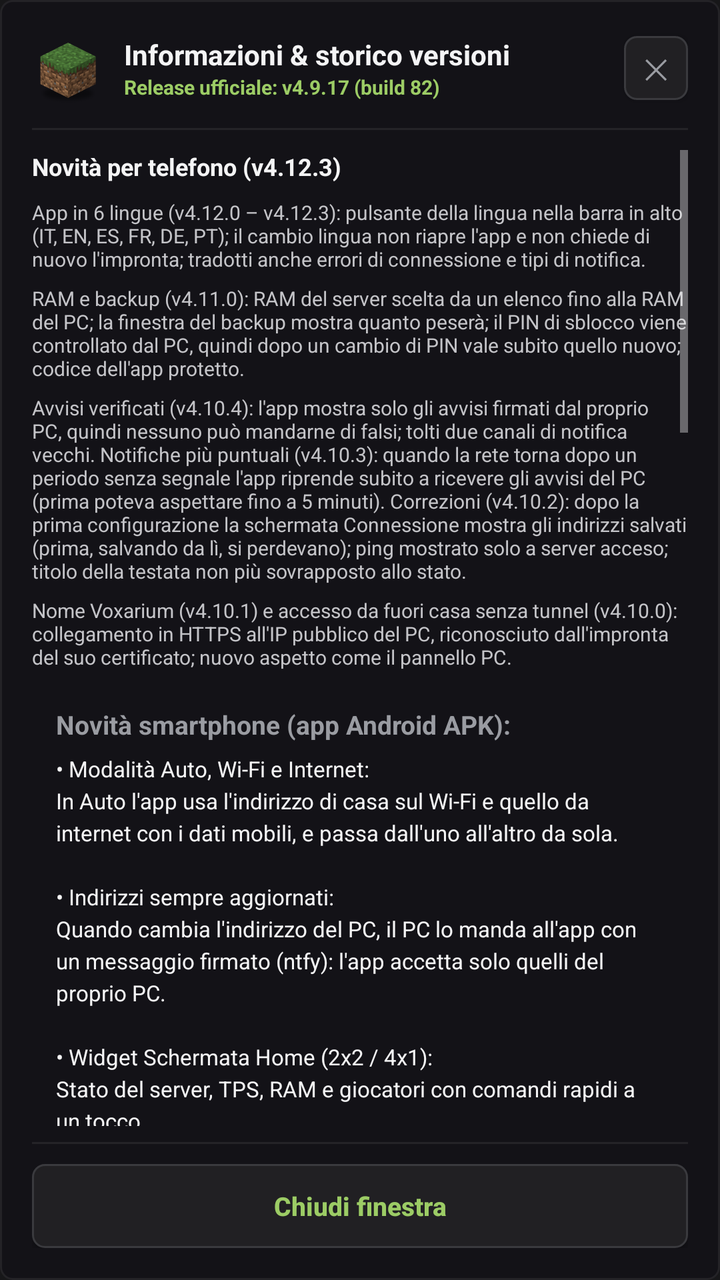
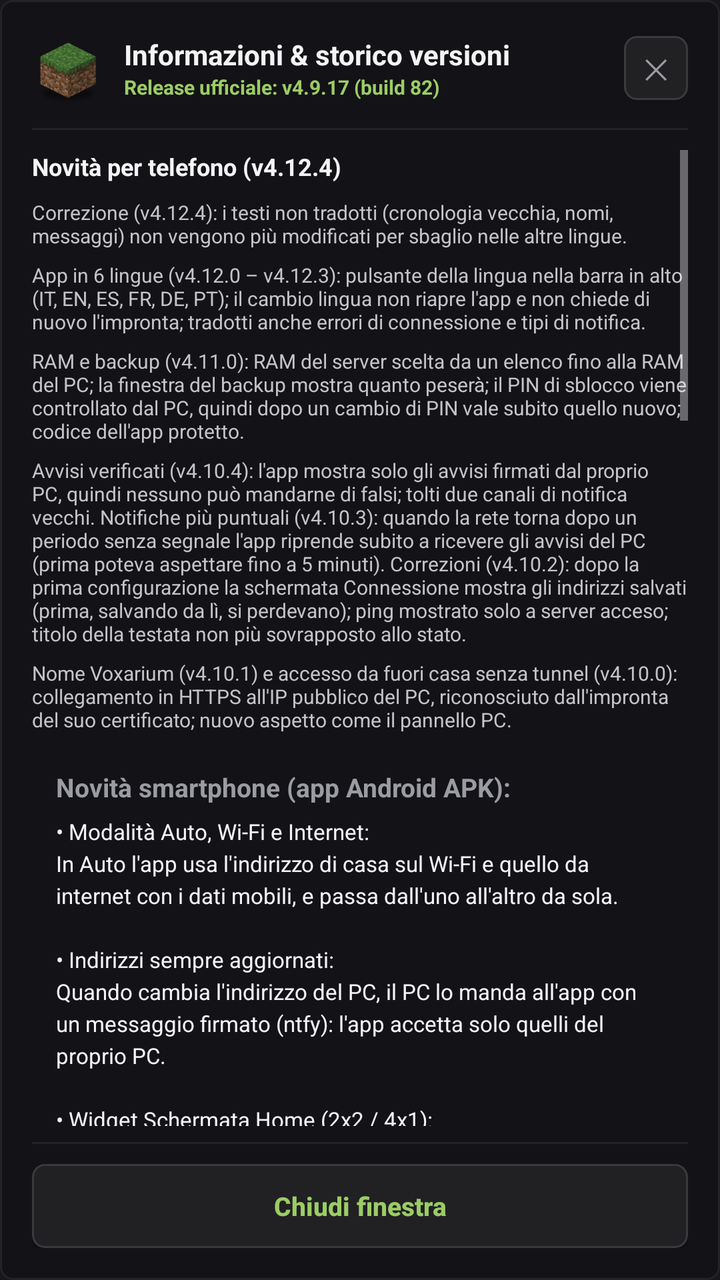

Two renders of the same Android screen: before a commit and after it. Below are the layout's source before the change and the commit's diff.
<!-- AndroidManifest.xml: application theme AppTheme -->
<!-- res/layout/dialog_info_versions.xml -->
<?xml version="1.0" encoding="utf-8"?>
<LinearLayout xmlns:android="http://schemas.android.com/apk/res/android"
    android:layout_width="match_parent"
    android:layout_height="wrap_content"
    android:orientation="vertical"
    android:background="@drawable/card_bg"
    android:padding="16dp">

    
    <RelativeLayout
        android:layout_width="match_parent"
        android:layout_height="wrap_content"
        android:layout_marginBottom="12dp">

        <ImageView
            android:id="@+id/dialogHeaderInfoIcon"
            android:layout_width="36dp"
            android:layout_height="36dp"
            android:layout_alignParentStart="true"
            android:layout_centerVertical="true"
            android:src="@drawable/ic_launcher" />

        <LinearLayout
            android:layout_width="wrap_content"
            android:layout_height="wrap_content"
            android:layout_toEndOf="@+id/dialogHeaderInfoIcon"
            android:layout_marginStart="10dp"
            android:layout_centerVertical="true"
            android:orientation="vertical">

            <TextView
                android:layout_width="wrap_content"
                android:layout_height="wrap_content"
                android:text="Informazioni &amp; storico versioni"
                android:tag="t:ui.informazioni_storico_versioni"
                android:textColor="#f4f4f5"
                android:textSize="14sp"
                android:textStyle="bold" />

            <TextView
                android:id="@+id/dialogTxtCurrentVersion"
                android:layout_width="wrap_content"
                android:layout_height="wrap_content"
                android:text="Release ufficiale: v4.9.17 (build 82)"
                android:tag="notr"
                android:textColor="#9ccc65"
                android:textSize="10sp"
                android:textStyle="bold" />
        </LinearLayout>

        <Button
            android:id="@+id/dialogBtnCloseTop"
            android:layout_width="32dp"
            android:layout_height="32dp"
            android:layout_alignParentEnd="true"
            android:layout_centerVertical="true"
            android:background="@drawable/btn_slate"
            android:text="✕"
            android:textColor="#9a9ca2"
            android:textSize="14sp" />
    </RelativeLayout>

    <View
        android:layout_width="match_parent"
        android:layout_height="1dp"
        android:background="#242327"
        android:layout_marginBottom="10dp" />

    
    <ScrollView
        android:layout_width="match_parent"
        android:layout_height="0dp"
        android:layout_weight="1"
        android:fillViewport="true"
        android:scrollbars="vertical">

        <LinearLayout
            android:layout_width="match_parent"
            android:layout_height="wrap_content"
            android:orientation="vertical">

            
            <TextView
                android:layout_width="wrap_content"
                android:layout_height="wrap_content"
                android:text="Novità per telefono (v4.12.3)"
                android:tag="t:ui.novita_telefono|v4.12.3"
                android:textColor="#f4f4f5"
                android:textSize="12sp"
                android:textStyle="bold"
                android:layout_marginBottom="8dp" />

            
                <TextView
                    android:layout_width="match_parent"
                    android:layout_height="wrap_content"
                    android:text="App in 6 lingue (v4.12.0 – v4.12.3): pulsante della lingua nella barra in alto (IT, EN, ES, FR, DE, PT); il cambio lingua non riapre l'app e non chiede di nuovo l'impronta; tradotti anche errori di connessione e tipi di notifica."
                    android:tag="t:ui.app_6_lingue_v4_12_0_v4_12_3_pulsante"
                    android:textColor="#c4c4c8"
                    android:textSize="10sp"
                    android:layout_marginBottom="6dp" />

                <TextView
                    android:layout_width="match_parent"
                    android:layout_height="wrap_content"
                    android:text="RAM e backup (v4.11.0): RAM del server scelta da un elenco fino alla RAM del PC; la finestra del backup mostra quanto peserà; il PIN di sblocco viene controllato dal PC, quindi dopo un cambio di PIN vale subito quello nuovo; codice dell'app protetto."
                    android:tag="t:ui.ram_backup_v4_11_0_ram_server_scelta"
                    android:textColor="#c4c4c8"
                    android:textSize="10sp"
                    android:layout_marginBottom="6dp" />

                <TextView
                    android:layout_width="match_parent"
                    android:layout_height="wrap_content"
                    android:text="Avvisi verificati (v4.10.4): l'app mostra solo gli avvisi firmati dal proprio PC, quindi nessuno può mandarne di falsi; tolti due canali di notifica vecchi. Notifiche più puntuali (v4.10.3): quando la rete torna dopo un periodo senza segnale l'app riprende subito a ricevere gli avvisi del PC (prima poteva aspettare fino a 5 minuti). Correzioni (v4.10.2): dopo la prima configurazione la schermata Connessione mostra gli indirizzi salvati (prima, salvando da lì, si perdevano); ping mostrato solo a server acceso; titolo della testata non più sovrapposto allo stato."
                    android:tag="t:ui.avvisi_verificati_v4_10_4_app_mostra"
                    android:textColor="#c4c4c8"
                    android:textSize="10sp"
                    android:layout_marginBottom="6dp" />


                <TextView
                    android:layout_width="match_parent"
                    android:layout_height="wrap_content"
                    android:text="Nome Voxarium (v4.10.1) e accesso da fuori casa senza tunnel (v4.10.0): collegamento in HTTPS all'IP pubblico del PC, riconosciuto dall'impronta del suo certificato; nuovo aspetto come il pannello PC."
                    android:tag="t:ui.nome_voxarium_v4_10_1_accesso_fuori"
                    android:textColor="#c4c4c8"
                    android:textSize="10sp"
                    android:layout_marginBottom="6dp" />


            <LinearLayout
                android:layout_width="match_parent"
                android:layout_height="wrap_content"
                android:orientation="vertical"
                android:background="#131217"
                android:padding="12dp"
                android:layout_marginBottom="12dp">

                <TextView
                    android:layout_width="wrap_content"
                    android:layout_height="wrap_content"
                    android:text="Novità smartphone (app Android APK):"
                    android:tag="t:ui.novita_smartphone_app_android_apk"
                    android:textColor="#9a9ca2"
                    android:textSize="13sp"
                    android:textStyle="bold"
                    android:layout_marginBottom="6dp" />

                <TextView
                    android:layout_width="match_parent"
                    android:layout_height="wrap_content"
                    android:text="• Modalità Auto, Wi-Fi e Internet:\nIn Auto l'app usa l'indirizzo di casa sul Wi-Fi e quello da internet con i dati mobili, e passa dall'uno all'altro da sola.\n\n• Indirizzi sempre aggiornati:\nQuando cambia l'indirizzo del PC, il PC lo manda all'app con un messaggio firmato (ntfy): l'app accetta solo quelli del proprio PC.\n\n• Widget Schermata Home (2x2 / 4x1):\nStato del server, TPS, RAM e giocatori con comandi rapidi a un tocco.\n\n• Sblocco con PIN del PC e notifiche anche ad app chiusa."
                    android:tag="t:ui.modalita_auto_wi_fi_internet_auto_app"
                    android:textColor="#f4f4f5"
                    android:textSize="11sp"
                    android:lineSpacingExtra="3dp" />
            </LinearLayout>

            
            <TextView
                android:layout_width="wrap_content"
                android:layout_height="wrap_content"
                android:text="Cronologia versioni telefono"
                android:tag="t:ui.cronologia_versioni_telefono"
                android:textColor="#f4f4f5"
                android:textSize="12sp"
                android:textStyle="bold"
                android:layout_marginBottom="8dp" />

            <LinearLayout
                android:layout_width="match_parent"
                android:layout_height="wrap_content"
                android:orientation="vertical"
                android:background="#0f0f11"
                android:padding="12dp"
                android:layout_marginBottom="8dp">

                <TextView
                    android:layout_width="match_parent"
                    android:layout_height="wrap_content"
                    android:text="• v4.12.3 (Build 95):\nTradotti errori di connessione e tipi di notifica.\n• v4.12.2 (Build 94):\nIl cambio lingua non riapre l'app e non chiede di nuovo l'impronta.\n• v4.12.1 (Build 93):\nPulsante della lingua nella barra in alto.\n• v4.12.0 (Build 92):\nApp in 6 lingue: italiano, inglese, spagnolo, francese, tedesco e portoghese.\n• v4.11.0 (Build 91):\nRAM del server fino alla RAM del PC; peso del backup; PIN controllato dal PC; codice protetto."
                    android:tag="t:ui.v4_12_3_build_95_tradotti_errori"
                    android:textColor="#c4c4c8"
                    android:textSize="10sp"
                    android:layout_marginBottom="8dp" />

                <TextView
                    android:layout_width="match_parent"
                    android:layout_height="wrap_content"
                    android:tag="notr"
                    android:text="• v4.10.4 (Build 90):
Solo avvisi firmati dal proprio PC; canali di notifica riordinati.
• v4.10.3 (Build 89):
Avvisi del PC ripresi subito al ritorno della rete.
• v4.10.2 (Build 88):\nSchermata Connessione con gli indirizzi salvati dopo la prima configurazione; ping solo a server acceso; testata sistemata; finestra Info aggiornata.\n• v4.10.1 (Build 87):\nL'app si chiama Voxarium.\n• v4.10.0 (Build 86):\nAccesso da fuori casa in HTTPS sull'IP pubblico del PC (tunnel Cloudflare tolto); nuovo aspetto come il pannello PC.\n• v4.9.18 – v4.9.20 (Build 83-85):\nCanale notifiche proprio per ogni PC; meno richieste a ntfy.sh; avviso se il PC usa ancora il PIN predefinito.\n• v4.9.17 (Build 82):
Sicurezza push avanzata: verifica obbligatoria firma crittografica HMAC-SHA256 con push_secret su tutti i messaggi ntfy; topic ntfy dinamico configurato direttamente dal server al login (/api/auth/verify) con riconnessione a caldo in background.
• v4.9.15 (Build 80):
Bonifica totale lettere accentate italiane (à, è, é, ì, ò, ù, È, À) in tutte le schermate, toast e dialoghi; flag compilatore -encoding UTF-8 forzato stabilmente.
• v4.9.14 (Build 79):
Grafica ufficiale Minecraft: blocchi 3D in testata e dashboard, avatar skin teste reali per i giocatori connessi via mc-heads.
• v4.9.13 (Build 78):
Stabilizzazione handshake rete LAN e tunneling Cloudflare.
• v4.9.12 (Build 77):
Risoluzione bug audit dal vivo: giocatori online, conferma backup con opzione Drive, pulsante annulla, stati stopping/restarting/crash, gamerules dal server e avanzamento ripristino.
• v4.9.11 (Build 76):
Login con PIN, header X-Admin-Token, download APK atomico anti-troncamento e timeout ntfy 120s.
• v4.9.10 (Build 75):
Sincronizzazione automatica bidirezionale diretta da /api/network e fallback ntfy.
• v4.9.5 (Build 69):\nSchermata Info esclusiva per smartphone e visualizzazione pulita.\n\n• v4.9.4 (Build 68):\nTasti modalità dinamici con vibrazione aptica e auto-switch Wi-Fi ↔ 4G/5G.\n\n• v4.9.1 (Build 64):\nNuovo popup info (ⓘ) con card compatta e controlli veloci.\n\n• v4.8.6 (Build 62):\nSbloccato tasto 'Verifica Aggiornamenti' nelle Impostazioni e WakeLock anti-Doze.\n\n• v4.8.5 (Build 61):\nFinestra diagnostica completa per Crash Report con traceback Java.\n\n• v4.8.0 (Build 60):\nRipristino automatico backup mondo ZIP da cloud/locale e pulizia log obsoleti.\n\n• v4.7.0 (Build 59):\nConfigurazione notifiche push prioritarie tramite canale ntfy dedicato."
                    android:textColor="#9a9ca2"
                    android:textSize="11sp"
                    android:lineSpacingExtra="3dp" />
            </LinearLayout>
        </LinearLayout>
    </ScrollView>

    <View
        android:layout_width="match_parent"
        android:layout_height="1dp"
        android:background="#242327"
        android:layout_marginTop="8dp"
        android:layout_marginBottom="10dp" />

    
    <Button
        android:id="@+id/dialogBtnCloseBottom"
        android:layout_width="match_parent"
        android:layout_height="42dp"
        android:background="@drawable/btn_slate"
        android:text="Chiudi finestra"
        android:tag="t:ui.chiudi_finestra"
        android:textColor="#9ccc65"
        android:textSize="13sp"
        android:textStyle="bold" />
</LinearLayout>
<!-- resources referenced by this layout -->
<resources>
  <!-- drawable btn_slate (drawable) -->
  <?xml version="1.0" encoding="utf-8"?>
  <selector xmlns:android="http://schemas.android.com/apk/res/android">
      <item android:state_pressed="true">
          <shape android:shape="rectangle">
          <solid android:color="#2a2a2e" />
          <corners android:radius="6dp" />
          <stroke android:width="1dp" android:color="#4a4a4f" />
      </shape>
      </item>
      <item android:state_enabled="false">
          <shape android:shape="rectangle">
          <solid android:color="#171719" />
          <corners android:radius="6dp" />
          <stroke android:width="1dp" android:color="#242327" />
      </shape>
      </item>
      <item>
          <shape android:shape="rectangle">
          <solid android:color="#212023" />
          <corners android:radius="6dp" />
          <stroke android:width="1dp" android:color="#3a3a3e" />
      </shape>
      </item>
  </selector>
  <!-- drawable card_bg (drawable) -->
  <?xml version="1.0" encoding="utf-8"?>
  <shape xmlns:android="http://schemas.android.com/apk/res/android" android:shape="rectangle">
          <solid android:color="#131217" />
          <corners android:radius="6dp" />
          <stroke android:width="1dp" android:color="#242327" />
      </shape>
  <!-- drawable ic_launcher: png bitmap (drawable, 34283 bytes) -->
  <style name="AppTheme" parent="@android:style/Theme.Material.NoActionBar">
          <item name="android:colorPrimary">#7cb342</item>
          <item name="android:colorPrimaryDark">#171719</item>
          <item name="android:colorAccent">#9ccc65</item>
          <item name="android:windowBackground">#171719</item>
          <item name="android:statusBarColor">#171719</item>
          <item name="android:navigationBarColor">#171719</item>
          <item name="android:windowDrawsSystemBarBackgrounds">true</item>
          <item name="android:textColor">#f4f4f5</item>
          <item name="android:textColorHint">#8a8c92</item>
          <item name="android:buttonStyle">@style/AppButton</item>
          <item name="android:alertDialogTheme">@style/AppDialog</item>
      </style>
  <style name="AppButton" parent="@android:style/Widget.Material.Button">
          <item name="android:textAllCaps">false</item>
      </style>
  <style name="AppDialog" parent="@android:style/Theme.Material.Dialog.Alert">
          <item name="android:windowBackground">@drawable/dialog_bg</item>
          <item name="android:colorAccent">#9ccc65</item>
          <item name="android:textColorPrimary">#f4f4f5</item>
          <item name="android:textColor">#f4f4f5</item>
          <item name="android:textColorSecondary">#c4c4c8</item>
          <item name="android:textColorHint">#8a8c92</item>
          <item name="android:buttonBarButtonStyle">@style/AppDialogButton</item>
      </style>
  <!-- drawable dialog_bg (drawable) -->
  <?xml version="1.0" encoding="utf-8"?>
  <inset xmlns:android="http://schemas.android.com/apk/res/android"
      android:insetLeft="16dp"
      android:insetRight="16dp"
      android:insetTop="16dp"
      android:insetBottom="16dp">
      <shape android:shape="rectangle">
          <solid android:color="#212023" />
          <corners android:radius="6dp" />
          <stroke android:width="1dp" android:color="#3a3a3e" />
      </shape>
  </inset>
  <style name="AppDialogButton" parent="@android:style/Widget.Material.Button.Borderless.Colored">
          <item name="android:textAllCaps">false</item>
          <item name="android:textColor">#9ccc65</item>
          <item name="android:textSize">15sp</item>
      </style>
</resources>

<!-- the commit's change to res/layout/dialog_info_versions.xml (unified diff, before → after) -->
@@ -83,14 +83,23 @@
             <TextView
                 android:layout_width="wrap_content"
                 android:layout_height="wrap_content"
-                android:text="Novità per telefono (v4.12.3)"
-                android:tag="t:ui.novita_telefono|v4.12.3"
+                android:text="Novità per telefono (v4.12.4)"
+                android:tag="t:ui.novita_telefono|v4.12.4"
                 android:textColor="#f4f4f5"
                 android:textSize="12sp"
                 android:textStyle="bold"
                 android:layout_marginBottom="8dp" />
 
             
+                <TextView
+                    android:layout_width="match_parent"
+                    android:layout_height="wrap_content"
+                    android:text="Correzione (v4.12.4): i testi non tradotti (cronologia vecchia, nomi, messaggi) non vengono più modificati per sbaglio nelle altre lingue."
+                    android:tag="t:ui.correzione_v4_12_4_testi_non_tradotti"
+                    android:textColor="#c4c4c8"
+                    android:textSize="10sp"
+                    android:layout_marginBottom="6dp" />
+
                 <TextView
                     android:layout_width="match_parent"
                     android:layout_height="wrap_content"
@@ -175,6 +184,15 @@
                 android:background="#0f0f11"
                 android:padding="12dp"
                 android:layout_marginBottom="8dp">
+
+                <TextView
+                    android:layout_width="match_parent"
+                    android:layout_height="wrap_content"
+                    android:text="• v4.12.4 (Build 96):\nI testi non tradotti non vengono più modificati per sbaglio nelle altre lingue."
+                    android:tag="t:ui.v4_12_4_build_96_testi_non_tradotti"
+                    android:textColor="#c4c4c8"
+                    android:textSize="10sp"
+                    android:layout_marginBottom="4dp" />
 
                 <TextView
                     android:layout_width="match_parent"
